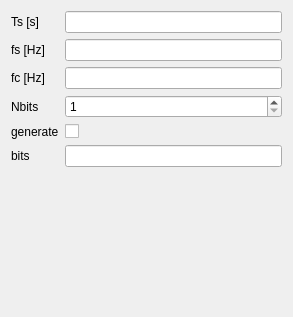
Above: py/ook_widget.ui from ffwqo/AkustischeSignal before the change. Below: the same form after it.
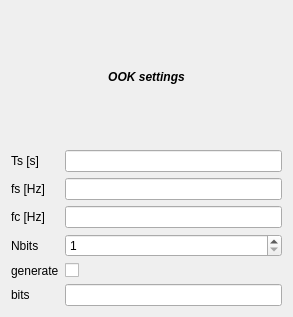
That is the form after the change.

```diff
--- a/py/ook_widget.ui
+++ b/py/ook_widget.ui
@@ -13,7 +13,14 @@
   <property name="windowTitle">
    <string>Form</string>
   </property>
-  <layout class="QHBoxLayout" name="horizontalLayout_2">
+  <layout class="QVBoxLayout" name="verticalLayout">
+   <item>
+    <widget class="QLabel" name="label">
+     <property name="text">
+      <string>&lt;html&gt;&lt;head/&gt;&lt;body&gt;&lt;p align=&quot;center&quot;&gt;&lt;span style=&quot; font-weight:600; font-style:italic;&quot;&gt;OOK settings&lt;/span&gt;&lt;/p&gt;&lt;/body&gt;&lt;/html&gt;</string>
+     </property>
+    </widget>
+   </item>
    <item>
     <layout class="QFormLayout" name="formLayout">
      <item row="0" column="0">
```
